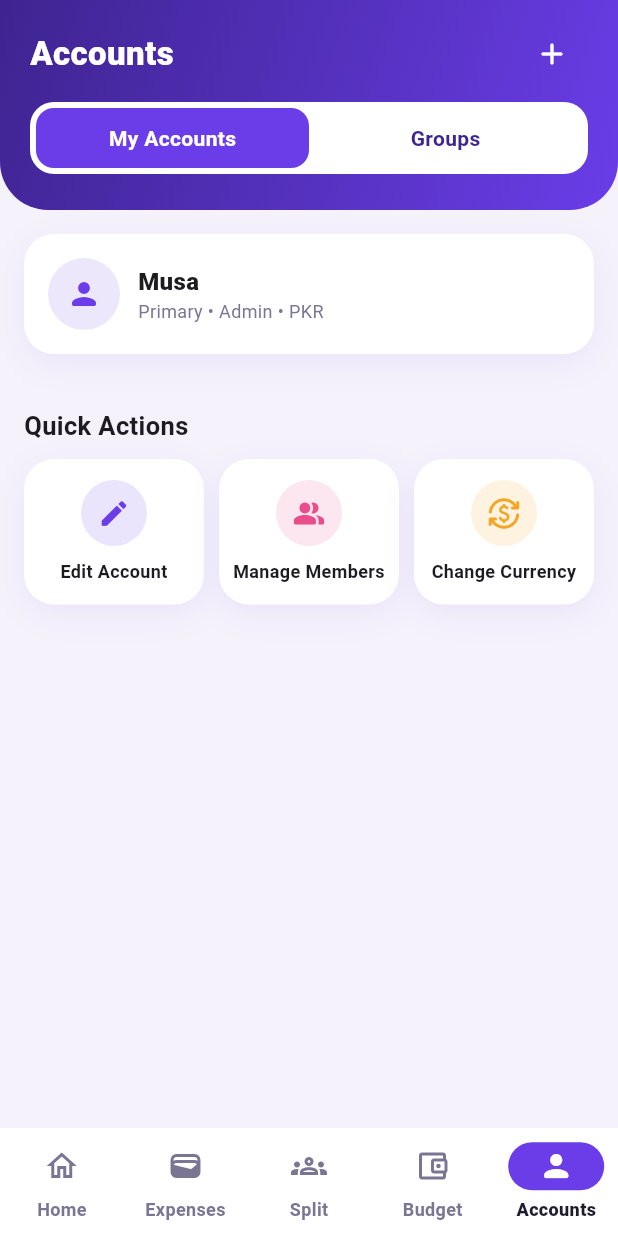
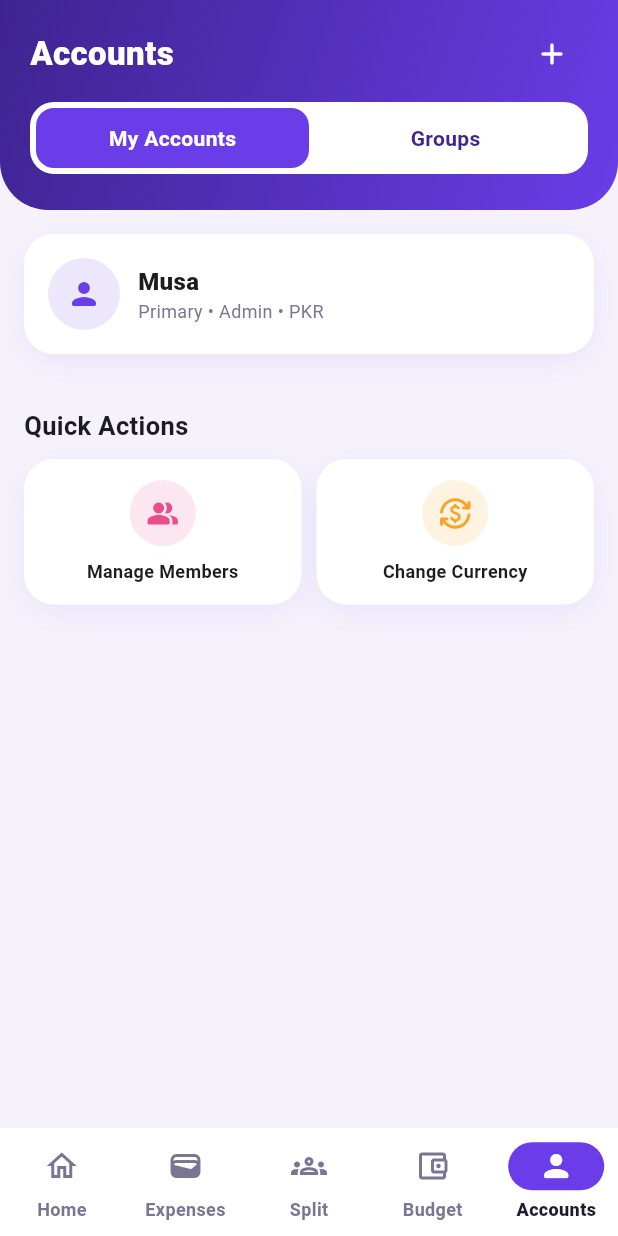
Before and after one commit to musarafique96/household-app, a Flutter app: the HomeShell screen opened directly, item 5 of the bottom bar chosen, on a phone screen of 412 x 824 dp. Run offline on Flutter 3.47's test engine with Material 3 defaults, Android fonts, the phone set to English and light mode, and no system bars; our stand-ins replace local_auth, pdf, printing, shared_preferences, sqflite; accounts and stored records are empty.

Commit message:
Accounts: remove Edit Account quick action
Co-Authored-By: Claude Haiku 5.5 <noreply@anthropic.com>
Claude-Session: https://claude.ai/code/session_01GxBEEVz6jtd6JGLstdxmYE

```diff
--- a/lib/screens/account_screen.dart
+++ b/lib/screens/account_screen.dart
@@ -277,21 +277,6 @@ class _AccountScreenState extends State<AccountScreen> with DataRefreshState<Acc
                         children: [
                           Expanded(
                             child: QuickTile(
-                              icon: Icons.edit_rounded,
-                              label: 'Edit Account',
-                              color: AppColors.primary,
-                              onTap: () {
-                                if (current != null) {
-                                  _openForm(current);
-                                } else {
-                                  _snack('Choose an account first.');
-                                }
-                              },
-                            ),
-                          ),
-                          const SizedBox(width: 10),
-                          Expanded(
-                            child: QuickTile(
                               icon: Icons.people_alt_rounded,
                               label: 'Manage Members',
                               color: AppColors.pink,
```
